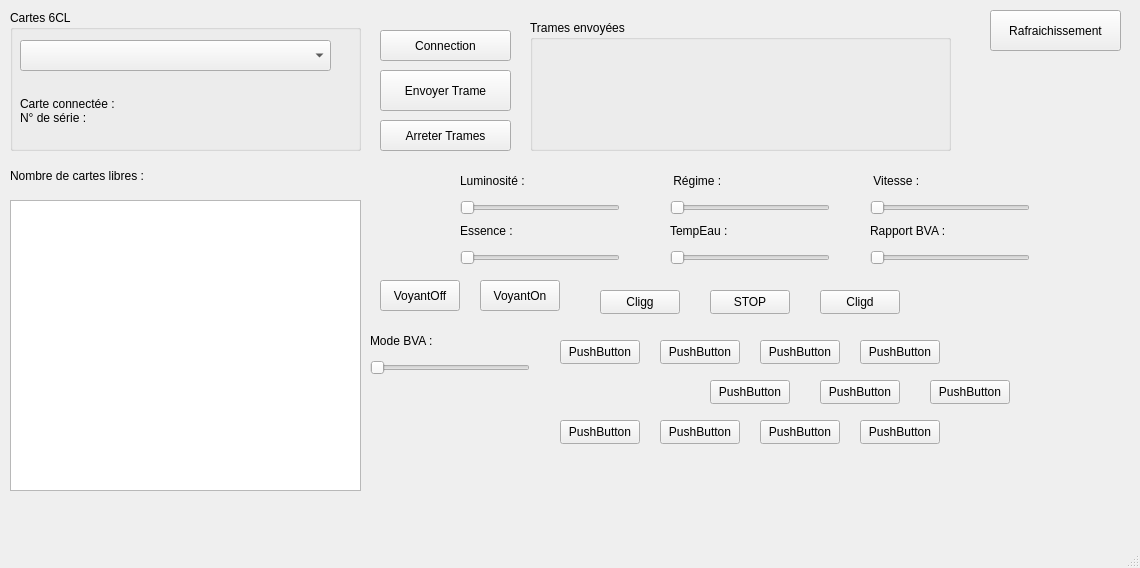
This is mainwindow.ui in Kuro-Ex/Mini_Projet_Diag as Qt 5 draws it before an edit. The edited form follows.
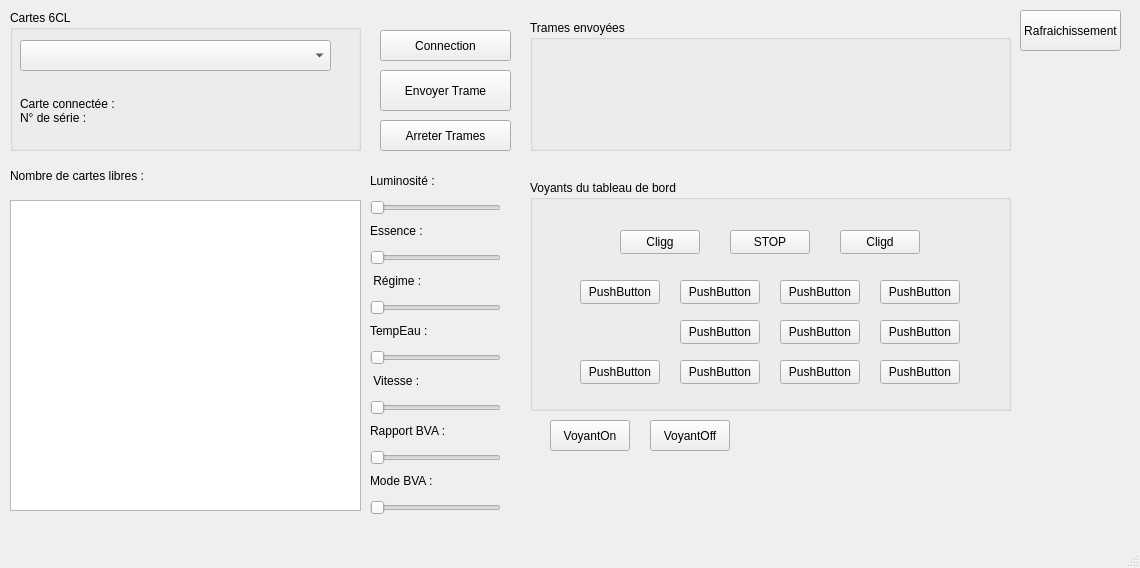
This is the edited form.

Commit message: Modification au niveau de l'interaface

The edit to the form file:
```diff
--- a/mainwindow.ui
+++ b/mainwindow.ui
@@ -30,9 +30,9 @@
    <widget class="QPushButton" name="refresh">
     <property name="geometry">
      <rect>
-      <x>990</x>
+      <x>1020</x>
       <y>10</y>
-      <width>131</width>
+      <width>101</width>
       <height>41</height>
      </rect>
     </property>
@@ -108,7 +108,7 @@
      <rect>
       <x>530</x>
       <y>20</y>
-      <width>421</width>
+      <width>481</width>
       <height>131</height>
      </rect>
     </property>
@@ -155,7 +155,7 @@
       <x>10</x>
       <y>200</y>
       <width>351</width>
-      <height>291</height>
+      <height>311</height>
      </rect>
     </property>
    </widget>
@@ -175,9 +175,9 @@
    <widget class="QSlider" name="sliderRegime">
     <property name="geometry">
      <rect>
-      <x>670</x>
-      <y>200</y>
-      <width>160</width>
+      <x>370</x>
+      <y>300</y>
+      <width>131</width>
       <height>16</height>
      </rect>
     </property>
@@ -191,9 +191,9 @@
    <widget class="QSlider" name="sliderVitesse">
     <property name="geometry">
      <rect>
-      <x>870</x>
-      <y>200</y>
-      <width>160</width>
+      <x>370</x>
+      <y>400</y>
+      <width>131</width>
       <height>16</height>
      </rect>
     </property>
@@ -207,9 +207,9 @@
    <widget class="QSlider" name="sliderEssence">
     <property name="geometry">
      <rect>
-      <x>460</x>
+      <x>370</x>
       <y>250</y>
-      <width>160</width>
+      <width>131</width>
       <height>16</height>
      </rect>
     </property>
@@ -220,9 +220,9 @@
    <widget class="QSlider" name="sliderTempEau">
     <property name="geometry">
      <rect>
-      <x>670</x>
-      <y>250</y>
-      <width>160</width>
+      <x>370</x>
+      <y>350</y>
+      <width>131</width>
       <height>16</height>
      </rect>
     </property>
@@ -236,9 +236,9 @@
    <widget class="QSlider" name="sliderRapportBVA">
     <property name="geometry">
      <rect>
-      <x>870</x>
-      <y>250</y>
-      <width>160</width>
+      <x>370</x>
+      <y>450</y>
+      <width>131</width>
       <height>16</height>
      </rect>
     </property>
@@ -250,8 +250,8 @@
     <property name="geometry">
      <rect>
       <x>370</x>
-      <y>360</y>
-      <width>160</width>
+      <y>500</y>
+      <width>131</width>
       <height>16</height>
      </rect>
     </property>
@@ -262,8 +262,8 @@
    <widget class="QPushButton" name="btnVoyantsOn">
     <property name="geometry">
      <rect>
-      <x>480</x>
-      <y>280</y>
+      <x>550</x>
+      <y>420</y>
       <width>80</width>
       <height>31</height>
      </rect>
@@ -275,8 +275,8 @@
    <widget class="QPushButton" name="btnVoyantsOff">
     <property name="geometry">
      <rect>
-      <x>380</x>
-      <y>280</y>
+      <x>650</x>
+      <y>420</y>
       <width>80</width>
       <height>31</height>
      </rect>
@@ -288,8 +288,8 @@
    <widget class="QLabel" name="labelRegime">
     <property name="geometry">
      <rect>
-      <x>670</x>
-      <y>170</y>
+      <x>370</x>
+      <y>270</y>
       <width>161</width>
       <height>21</height>
      </rect>
@@ -304,7 +304,7 @@
    <widget class="QLabel" name="labelEssence">
     <property name="geometry">
      <rect>
-      <x>460</x>
+      <x>370</x>
       <y>220</y>
       <width>151</width>
       <height>21</height>
@@ -320,8 +320,8 @@
    <widget class="QLabel" name="labelVitesse">
     <property name="geometry">
      <rect>
-      <x>870</x>
-      <y>170</y>
+      <x>370</x>
+      <y>370</y>
       <width>161</width>
       <height>21</height>
      </rect>
@@ -336,8 +336,8 @@
    <widget class="QLabel" name="labelRapportBVA">
     <property name="geometry">
      <rect>
-      <x>870</x>
-      <y>220</y>
+      <x>370</x>
+      <y>420</y>
       <width>161</width>
       <height>21</height>
      </rect>
@@ -352,8 +352,8 @@
    <widget class="QLabel" name="labelTempEau">
     <property name="geometry">
      <rect>
-      <x>670</x>
-      <y>220</y>
+      <x>370</x>
+      <y>320</y>
       <width>161</width>
       <height>21</height>
      </rect>
@@ -369,7 +369,7 @@
     <property name="geometry">
      <rect>
       <x>370</x>
-      <y>330</y>
+      <y>470</y>
       <width>151</width>
       <height>21</height>
      </rect>
@@ -384,9 +384,9 @@
    <widget class="QSlider" name="sliderLuminosite">
     <property name="geometry">
      <rect>
-      <x>460</x>
+      <x>370</x>
       <y>200</y>
-      <width>160</width>
+      <width>131</width>
       <height>16</height>
      </rect>
     </property>
@@ -397,7 +397,7 @@
    <widget class="QLabel" name="labelLuminosite">
     <property name="geometry">
      <rect>
-      <x>460</x>
+      <x>370</x>
       <y>170</y>
       <width>91</width>
       <height>21</height>
@@ -410,11 +410,36 @@
      <string>Luminosité :</string>
     </property>
    </widget>
+   <widget class="QGroupBox" name="groupBox_3">
+    <property name="geometry">
+     <rect>
+      <x>530</x>
+      <y>180</y>
+      <width>481</width>
+      <height>231</height>
+     </rect>
+    </property>
+    <property name="title">
+     <string>Voyants du tableau de bord</string>
+    </property>
+    <widget class="QPushButton" name="pushButton_14">
+     <property name="geometry">
+      <rect>
+       <x>350</x>
+       <y>180</y>
+       <width>80</width>
+       <height>24</height>
+      </rect>
+     </property>
+     <property name="text">
+      <string>PushButton</string>
+     </property>
+    </widget>
    <widget class="QPushButton" name="pushButton">
     <property name="geometry">
      <rect>
-      <x>600</x>
-      <y>290</y>
+       <x>90</x>
+       <y>50</y>
       <width>80</width>
       <height>24</height>
      </rect>
@@ -423,102 +448,11 @@
      <string>Cligg</string>
     </property>
    </widget>
-   <widget class="QPushButton" name="pushButton_2">
-    <property name="geometry">
-     <rect>
-      <x>820</x>
-      <y>290</y>
-      <width>80</width>
-      <height>24</height>
-     </rect>
-    </property>
-    <property name="text">
-     <string>Cligd</string>
-    </property>
-   </widget>
-   <widget class="QPushButton" name="pushButton_3">
-    <property name="geometry">
-     <rect>
-      <x>710</x>
-      <y>290</y>
-      <width>80</width>
-      <height>24</height>
-     </rect>
-    </property>
-    <property name="text">
-     <string>STOP</string>
-    </property>
-   </widget>
-   <widget class="QPushButton" name="pushButton_4">
-    <property name="geometry">
-     <rect>
-      <x>560</x>
-      <y>340</y>
-      <width>80</width>
-      <height>24</height>
-     </rect>
-    </property>
-    <property name="text">
-     <string>PushButton</string>
-    </property>
-   </widget>
    <widget class="QPushButton" name="pushButton_5">
     <property name="geometry">
      <rect>
-      <x>660</x>
-      <y>340</y>
-      <width>80</width>
-      <height>24</height>
-     </rect>
-    </property>
-    <property name="text">
-     <string>PushButton</string>
-    </property>
-   </widget>
-   <widget class="QPushButton" name="pushButton_6">
-    <property name="geometry">
-     <rect>
-      <x>760</x>
-      <y>340</y>
-      <width>80</width>
-      <height>24</height>
-     </rect>
-    </property>
-    <property name="text">
-     <string>PushButton</string>
-    </property>
-   </widget>
-   <widget class="QPushButton" name="pushButton_7">
-    <property name="geometry">
-     <rect>
-      <x>860</x>
-      <y>340</y>
-      <width>80</width>
-      <height>24</height>
-     </rect>
-    </property>
-    <property name="text">
-     <string>PushButton</string>
-    </property>
-   </widget>
-   <widget class="QPushButton" name="pushButton_8">
-    <property name="geometry">
-     <rect>
-      <x>710</x>
-      <y>380</y>
-      <width>80</width>
-      <height>24</height>
-     </rect>
-    </property>
-    <property name="text">
-     <string>PushButton</string>
-    </property>
-   </widget>
-   <widget class="QPushButton" name="pushButton_9">
-    <property name="geometry">
-     <rect>
-      <x>820</x>
-      <y>380</y>
+       <x>150</x>
+       <y>100</y>
       <width>80</width>
       <height>24</height>
      </rect>
@@ -530,8 +464,21 @@
    <widget class="QPushButton" name="pushButton_10">
     <property name="geometry">
      <rect>
-      <x>930</x>
-      <y>380</y>
+       <x>350</x>
+       <y>140</y>
+       <width>80</width>
+       <height>24</height>
+      </rect>
+     </property>
+     <property name="text">
+      <string>PushButton</string>
+     </property>
+    </widget>
+    <widget class="QPushButton" name="pushButton_4">
+     <property name="geometry">
+      <rect>
+       <x>50</x>
+       <y>100</y>
       <width>80</width>
       <height>24</height>
      </rect>
@@ -543,21 +490,8 @@
    <widget class="QPushButton" name="pushButton_11">
     <property name="geometry">
      <rect>
-      <x>660</x>
-      <y>420</y>
-      <width>80</width>
-      <height>24</height>
-     </rect>
-    </property>
-    <property name="text">
-     <string>PushButton</string>
-    </property>
-   </widget>
-   <widget class="QPushButton" name="pushButton_12">
-    <property name="geometry">
-     <rect>
-      <x>560</x>
-      <y>420</y>
+       <x>150</x>
+       <y>180</y>
       <width>80</width>
       <height>24</height>
      </rect>
@@ -569,8 +503,8 @@
    <widget class="QPushButton" name="pushButton_13">
     <property name="geometry">
      <rect>
-      <x>760</x>
-      <y>420</y>
+       <x>250</x>
+       <y>180</y>
       <width>80</width>
       <height>24</height>
      </rect>
@@ -579,11 +513,11 @@
      <string>PushButton</string>
     </property>
    </widget>
-   <widget class="QPushButton" name="pushButton_14">
+    <widget class="QPushButton" name="pushButton_8">
     <property name="geometry">
      <rect>
-      <x>860</x>
-      <y>420</y>
+       <x>150</x>
+       <y>140</y>
       <width>80</width>
       <height>24</height>
      </rect>
@@ -591,6 +525,85 @@
     <property name="text">
      <string>PushButton</string>
     </property>
+    </widget>
+    <widget class="QPushButton" name="pushButton_3">
+     <property name="geometry">
+      <rect>
+       <x>200</x>
+       <y>50</y>
+       <width>80</width>
+       <height>24</height>
+      </rect>
+     </property>
+     <property name="text">
+      <string>STOP</string>
+     </property>
+    </widget>
+    <widget class="QPushButton" name="pushButton_2">
+     <property name="geometry">
+      <rect>
+       <x>310</x>
+       <y>50</y>
+       <width>80</width>
+       <height>24</height>
+      </rect>
+     </property>
+     <property name="text">
+      <string>Cligd</string>
+     </property>
+    </widget>
+    <widget class="QPushButton" name="pushButton_7">
+     <property name="geometry">
+      <rect>
+       <x>350</x>
+       <y>100</y>
+       <width>80</width>
+       <height>24</height>
+      </rect>
+     </property>
+     <property name="text">
+      <string>PushButton</string>
+     </property>
+    </widget>
+    <widget class="QPushButton" name="pushButton_12">
+     <property name="geometry">
+      <rect>
+       <x>50</x>
+       <y>180</y>
+       <width>80</width>
+       <height>24</height>
+      </rect>
+     </property>
+     <property name="text">
+      <string>PushButton</string>
+     </property>
+    </widget>
+    <widget class="QPushButton" name="pushButton_6">
+     <property name="geometry">
+      <rect>
+       <x>250</x>
+       <y>100</y>
+       <width>80</width>
+       <height>24</height>
+      </rect>
+     </property>
+     <property name="text">
+      <string>PushButton</string>
+     </property>
+    </widget>
+    <widget class="QPushButton" name="pushButton_9">
+     <property name="geometry">
+      <rect>
+       <x>250</x>
+       <y>140</y>
+       <width>80</width>
+       <height>24</height>
+      </rect>
+     </property>
+     <property name="text">
+      <string>PushButton</string>
+     </property>
+    </widget>
    </widget>
   </widget>
   <widget class="QMenuBar" name="menubar">
```
Lines whose indentation alone changed are shown as unchanged. The commit also changes 2 other files.
